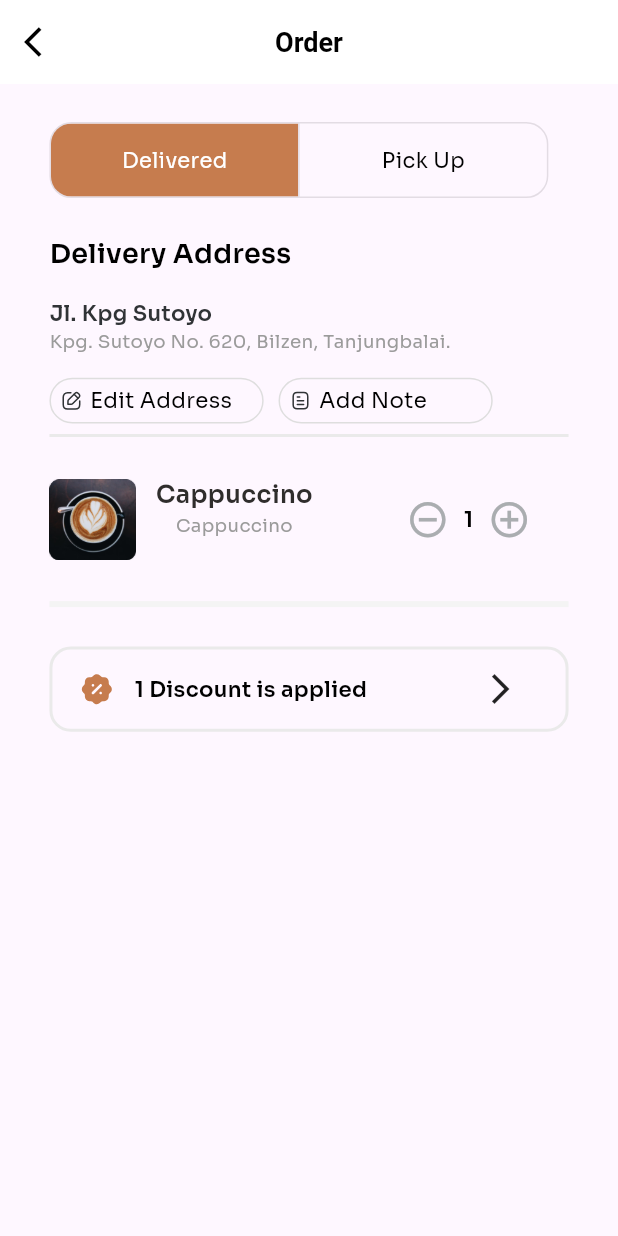
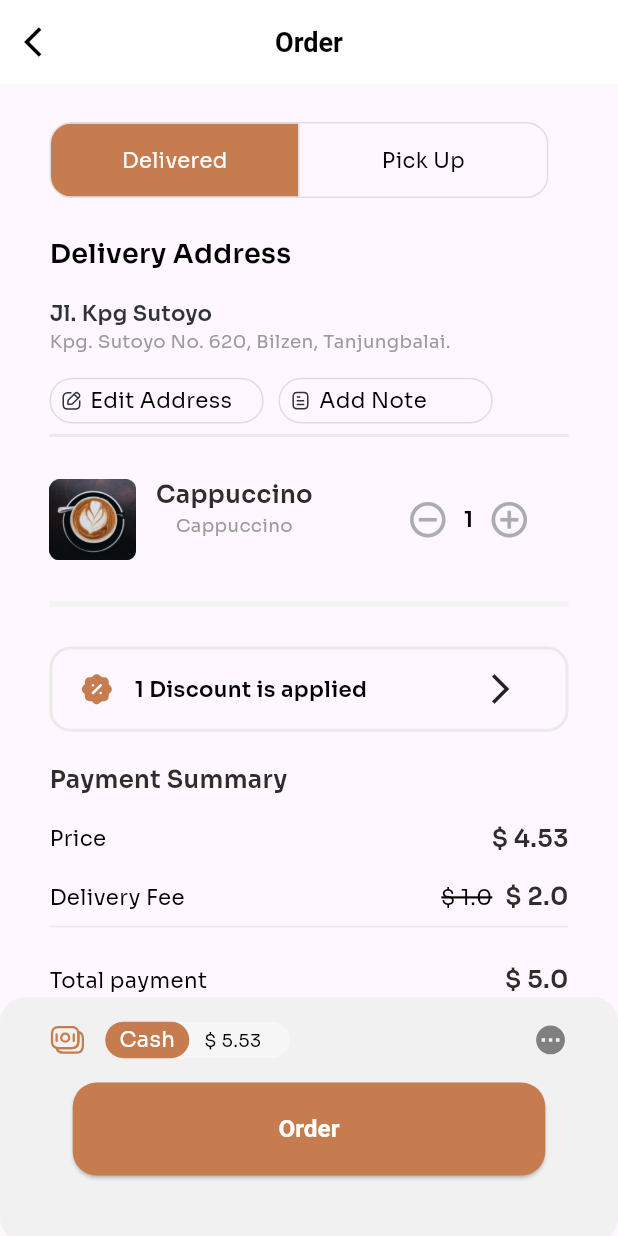
Before and after one commit to KhaledElalfy1/coffee-shop, a Flutter app: the BuyCoffee screen opened directly with sample values from the repository, on a phone screen of 412 x 824 dp. Run offline on Flutter 3.47's test engine with Material 3 defaults, Android fonts, the phone set to English and light mode, and no system bars; our stand-ins replace flutter_screenutil, flutter_svg, gap, readmore.

Commit message:
finish UI

```diff
--- a/lib/features/buy_coffee/presentation/view/buy_coffee.dart
+++ b/lib/features/buy_coffee/presentation/view/buy_coffee.dart
@@ -4,9 +4,13 @@ import 'package:coffe_shop/core/utils/fonts.dart';
 import 'package:coffe_shop/features/buy_coffee/presentation/view/widgets/coupon_container.dart';
 import 'package:coffe_shop/features/buy_coffee/presentation/view/widgets/custom_buy_container.dart';
 import 'package:coffe_shop/features/buy_coffee/presentation/view/widgets/order_amount_container.dart';
+import 'package:coffe_shop/features/buy_coffee/presentation/view/widgets/payment_services_row.dart';
 import 'package:coffe_shop/features/buy_coffee/presentation/view/widgets/toggle_button.dart';
+import 'package:coffe_shop/features/buy_coffee/presentation/view/widgets/total_price_container.dart';
+import 'package:coffe_shop/features/onboarding/presentation/view/widgets/custom_elevation_button.dart';
 import 'package:flutter/material.dart';
 import 'package:flutter_screenutil/flutter_screenutil.dart';
+import 'package:flutter_svg/svg.dart';
 
 import 'package:gap/gap.dart';
 
@@ -29,9 +33,12 @@ class BuyCoffee extends StatelessWidget {
           style: AppFonts.semiBold18Black,
         ),
       ),
-      body: Padding(
+      body: ListView(
+        children: [
+          Padding(
             padding: EdgeInsets.symmetric(horizontal: 30.w),
-        child: ListView(
+            child: Column(
+              crossAxisAlignment: CrossAxisAlignment.start,
               children: [
                 Gap(25.h),
                 const CustomToggleButton(),
@@ -85,8 +92,61 @@ class BuyCoffee extends StatelessWidget {
                   padding: EdgeInsets.symmetric(vertical: 20.h),
                   child: const CouponContainer(),
                 ),
+                Text(
+                  'Payment Summary',
+                  style: AppFonts.semiBold16Black,
+                ),
+                PaymentServiceRow(
+                  price: coffeeModel.price,
+                  services: 'Price',
+                  isDiscounted: false,
+                ),
+                const PaymentServiceRow(
+                  price: 2,
+                  services: 'Delivery Fee',
+                  isDiscounted: true,
+                  discount: 1,
+                ),
+                const Divider(
+                  color: Color(0xffEAEAEA),
+                ),
+                const PaymentServiceRow(
+                  price: 5,
+                  services: 'Total payment',
+                  isDiscounted: false,
+                ),
               ],
             ),
+          ),
+          Container(
+            padding: EdgeInsets.symmetric(horizontal: 30.w, vertical: 16.h),
+            width: double.infinity,
+            height: 161.h,
+            decoration: BoxDecoration(
+              color: const Color(0xffF1F1F1),
+              borderRadius: BorderRadius.circular(16.r),
+            ),
+            child: Column(
+              children: [
+                Row(
+                  children: [
+                    SvgPicture.asset('assets/images/moneys.svg'),
+                    Gap(12.w),
+                    const TotalPriceContainer(),
+                    const Spacer(),
+                    SvgPicture.asset('assets/images/dots.svg')
+                  ],
+                ),
+                Gap(16.h),
+                CustomElevationButton(
+                  text: 'Order',
+                  radius: 16,
+                  onPressed: () {},
+                )
+              ],
+            ),
+          ),
+        ],
       ),
     );
   }
--- /dev/null
+++ b/lib/features/buy_coffee/presentation/view/widgets/payment_services_row.dart
@@ -0,0 +1,49 @@
+import 'package:coffe_shop/core/utils/fonts.dart';
+import 'package:flutter/material.dart';
+import 'package:flutter_screenutil/flutter_screenutil.dart';
+import 'package:gap/gap.dart';
+
+class PaymentServiceRow extends StatelessWidget {
+  const PaymentServiceRow({
+    super.key,
+    required this.price,
+    required this.services,
+    this.discount,
+    required this.isDiscounted,
+  });
+
+  final double price;
+  final String services;
+  final double? discount;
+  final bool isDiscounted;
+  @override
+  Widget build(BuildContext context) {
+    return Padding(
+      padding: EdgeInsets.only(top: 16.h),
+      child: Row(
+        children: [
+          Text(
+            services,
+            style: AppFonts.regular14Black,
+          ),
+          const Expanded(child: SizedBox()),
+          isDiscounted
+              ? Text(
+                  '\$ $discount',
+                  style: AppFonts.regular14Black.copyWith(
+                    decoration: TextDecoration.lineThrough,
+                    decorationColor: Colors.black,
+                    decorationThickness: 2.0,
+                  ),
+                )
+              : const Text(''),
+          Gap(8.w),
+          Text(
+            '\$ $price',
+            style: AppFonts.semiBold16Black,
+          ),
+        ],
+      ),
+    );
+  }
+}
--- /dev/null
+++ b/lib/features/buy_coffee/presentation/view/widgets/total_price_container.dart
@@ -0,0 +1,46 @@
+import 'package:coffe_shop/core/utils/app_color.dart';
+import 'package:coffe_shop/core/utils/fonts.dart';
+import 'package:flutter/material.dart';
+import 'package:flutter_screenutil/flutter_screenutil.dart';
+import 'package:gap/gap.dart';
+
+class TotalPriceContainer extends StatelessWidget {
+  const TotalPriceContainer({
+    super.key,
+  });
+
+  @override
+  Widget build(BuildContext context) {
+    return Container(
+      width: 112.w,
+      height: 24.h,
+      decoration: BoxDecoration(
+        color: const Color(0xffF6F6F6),
+        borderRadius: BorderRadius.circular(16.r),
+      ),
+      child: Row(
+        mainAxisAlignment: MainAxisAlignment.spaceBetween,
+        children: [
+          Container(
+            width: 51.w,
+            height: 24.h,
+            alignment: Alignment.center,
+            decoration: BoxDecoration(
+              color: ColorManger.primaryColor,
+              borderRadius: BorderRadius.circular(16.r),
+            ),
+            child: Text(
+              'Cash',
+              style: AppFonts.regular12LightGray.copyWith(color: Colors.white),
+            ),
+          ),
+          Text(
+            '\$ 5.53',
+            style: AppFonts.regular12LightBlack.copyWith(color: Colors.black),
+          ),
+          Gap(8.w),
+        ],
+      ),
+    );
+  }
+}
```
Also changed, not shown: assets/images/dots.svg (added), assets/images/moneys.svg (added). Lines whose indentation alone changed are shown as unchanged.
